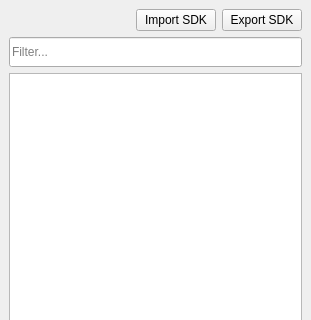
This is gameFace/ui/designer/sdk.ui in DDDonzy/d_maya as Qt 5 draws it before an edit; both pictures show x 0 to 311 and y 0 to 320 of the 311 by 600 pixel window. The edited form follows.
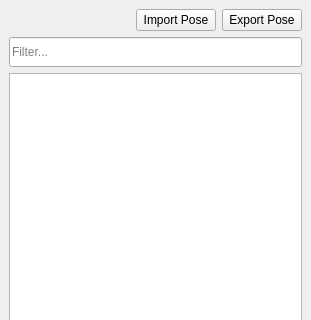
This is the edited form.

```diff
--- a/gameFace/ui/designer/sdk.ui
+++ b/gameFace/ui/designer/sdk.ui
@@ -60,7 +60,7 @@
          </size>
         </property>
         <property name="text">
-         <string>Import SDK</string>
+         <string>Import Pose</string>
         </property>
        </widget>
       </item>
@@ -73,7 +73,7 @@
          </size>
         </property>
         <property name="text">
-         <string>Export SDK</string>
+         <string>Export Pose</string>
         </property>
        </widget>
       </item>
```
Left out of the diff: 2 changed lines with no effect on the pictures.
